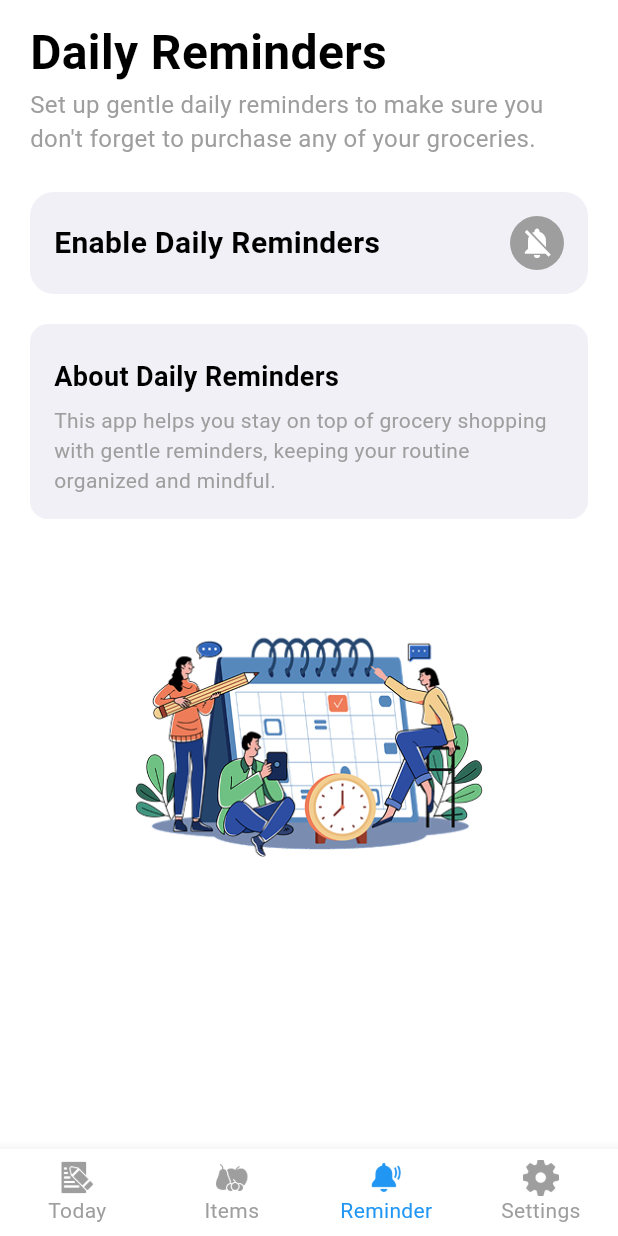
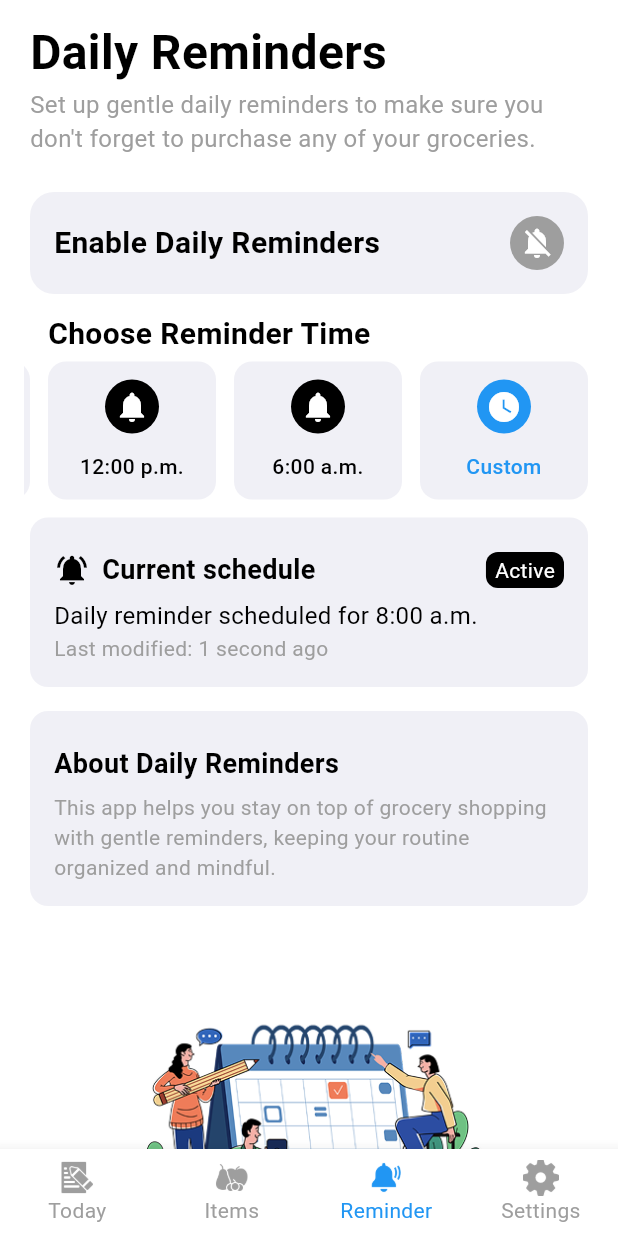
Before and after one commit to hvaandres/starving_flutter, a Flutter app: the screen it shows after launch, item 3 of the bottom bar chosen, on a phone screen of 412 x 824 dp. Run offline on Flutter 3.47's test engine with Material 3 defaults, Android fonts, the phone set to English and light mode, and no system bars; our stand-ins replace flutter_bloc, flutter_dotenv, freezed_annotation, get_it, share_plus, sqflite; missing offline and left inert: appstore_info; accounts and stored records are empty.

Commit message:
[BOc] Add CustomIconTextListCard in Reminders screen (#15)

```diff
--- a/lib/presentation/screens/reminders_screen.dart
+++ b/lib/presentation/screens/reminders_screen.dart
@@ -9,6 +9,14 @@ class RemindersScreen extends StatelessWidget {
 
   @override
   Widget build(BuildContext context) {
+    // remove when bloc is implemented
+    final Map<String, IconData> optionIcons = {
+      '8:00 a.m.': Icons.notifications,
+      '12:00 p.m.': Icons.notifications,
+      '6:00 a.m.': Icons.notifications,
+      'Custom': Icons.watch_later,
+    };
+
     return SingleChildScrollView(
       child: Column(
         children: [
@@ -27,6 +35,48 @@ class RemindersScreen extends StatelessWidget {
             circleAvatarColor: Colors.grey,
             cardBackgroundColor: context.backgroundSecondaryColor,
           ),
+          //#region Reminder time selection
+          Padding(
+            padding: const EdgeInsets.symmetric(horizontal: 32.0),
+            child: Align(
+              alignment: Alignment.centerLeft,
+              child: Text(
+                'Choose Reminder Time',
+                style: TextStyle(
+                  color: context.primaryContrastColor,
+                  fontSize: 20,
+                  fontWeight: FontWeight.bold,
+                ),
+              ),
+            ),
+          ),
+          CustomIconTextListCard(
+            optionIcons: optionIcons,
+            cardWidth: 120.0,
+            cardHeight: 100.0,
+            activeColor: Colors.blue,
+            inactiveColor: context.primaryContrastColor,
+            textColor: context.primaryContrastColor,
+            backgroundColor: context.backgroundSecondaryColor,
+            iconColor: context.primaryBackgroundColor,
+            // update with bloc when it is implemented
+            itemSelected: 3,
+            onItemSelected: (index) {
+              // wip
+            },
+          ),
+          DynamicCard(
+            icon: Icons.notifications_active,
+            title: 'Current schedule',
+            subtitle: 'Daily reminder scheduled for 8:00 a.m.',
+            status: 'Active',
+            description: 'Last modified: 1 second ago',
+            iconColor: context.primaryContrastColor,
+            subtitleColor: context.primaryContrastColor,
+            titleColor: context.primaryContrastColor,
+            cardColor: context.backgroundSecondaryColor,
+          ),
+          //#endregion
           DynamicCard(
             title: 'About Daily Reminders',
             description:
@@ -34,6 +84,7 @@ class RemindersScreen extends StatelessWidget {
             titleColor: context.primaryContrastColor,
             cardColor: context.backgroundSecondaryColor,
           ),
+          // visible when reminders are not enabled
           CustomAssetImage(
             pathImage: getFullPathAsset('reminder_screen_resource.png'),
           ),
--- a/lib/shared/examples/screens/notification_card_screen.dart
+++ b/lib/shared/examples/screens/notification_card_screen.dart
@@ -34,6 +34,9 @@ class _NotificationCardScreenState extends State<NotificationCardScreen> {
               cardHeight: 100.0,
               activeColor: Colors.blue,
               inactiveColor: Colors.white,
+              textColor: Colors.white,
+              backgroundColor: Colors.grey[900]!,
+              iconColor: Colors.black,
               itemSelected: _selectedItemIndex,
               onItemSelected: (index) {
                 setState(() {
--- a/lib/shared/widget/custom_icon_text_list_card.dart
+++ b/lib/shared/widget/custom_icon_text_list_card.dart
@@ -9,9 +9,14 @@ class CustomIconTextListCard extends StatefulWidget {
   // colors and icons
   final Color activeColor;
   final Color inactiveColor;
+  final Color textColor;
+  final Color backgroundColor;
+  final Color iconColor;
 
   final int itemSelected;
   final ValueChanged<int>? onItemSelected;
+
+  final double horizontalPadding;
 
   const CustomIconTextListCard({
     super.key,
@@ -20,7 +25,11 @@ class CustomIconTextListCard extends StatefulWidget {
     required this.cardHeight,
     required this.inactiveColor,
     required this.activeColor,
+    required this.textColor,
+    required this.backgroundColor,
+    required this.iconColor,
     required this.itemSelected,
+    this.horizontalPadding = 16.0,
     this.onItemSelected,
   });
 
@@ -57,6 +66,8 @@ class _CustomIconTextListCardState extends State<CustomIconTextListCard> {
   Widget build(BuildContext context) {
     return SizedBox(
       height: widget.cardHeight,
+      child: Padding(
+        padding: EdgeInsets.symmetric(horizontal: widget.horizontalPadding),
         child: ListView.separated(
           controller: _scrollController,
           scrollDirection: Axis.horizontal,
@@ -80,7 +91,7 @@ class _CustomIconTextListCardState extends State<CustomIconTextListCard> {
                 width: widget.cardWidth,
                 height: widget.cardHeight,
                 child: Card(
-                color: Colors.grey[900],
+                  color: widget.backgroundColor,
                   elevation: 0,
                   shape: RoundedRectangleBorder(
                     borderRadius: BorderRadius.circular(12),
@@ -91,7 +102,7 @@ class _CustomIconTextListCardState extends State<CustomIconTextListCard> {
                       CircleAvatar(
                         backgroundColor: currentColor,
                         radius: 18,
-                      child: Icon(currentIcon, color: Colors.black),
+                        child: Icon(currentIcon, color: widget.iconColor),
                       ),
                       const SizedBox(height: 12),
                       Text(
@@ -111,6 +122,7 @@ class _CustomIconTextListCardState extends State<CustomIconTextListCard> {
               ),
             );
           },
+        ),
       ),
     );
   }
```
Lines whose indentation alone changed are shown as unchanged.
